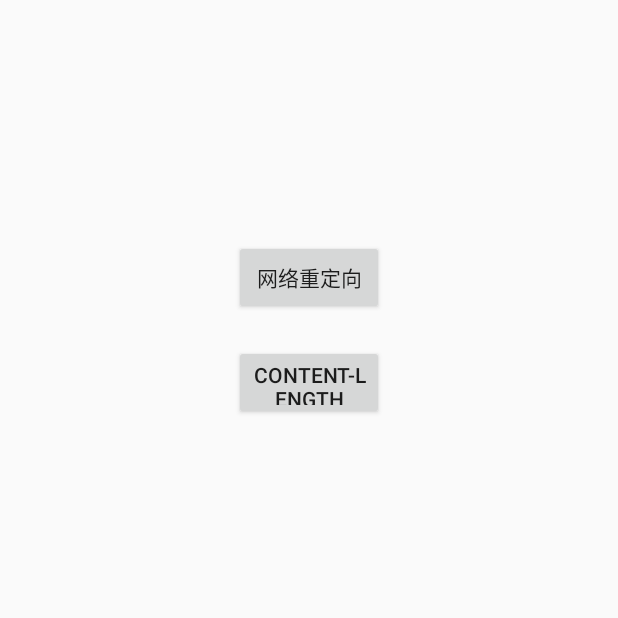
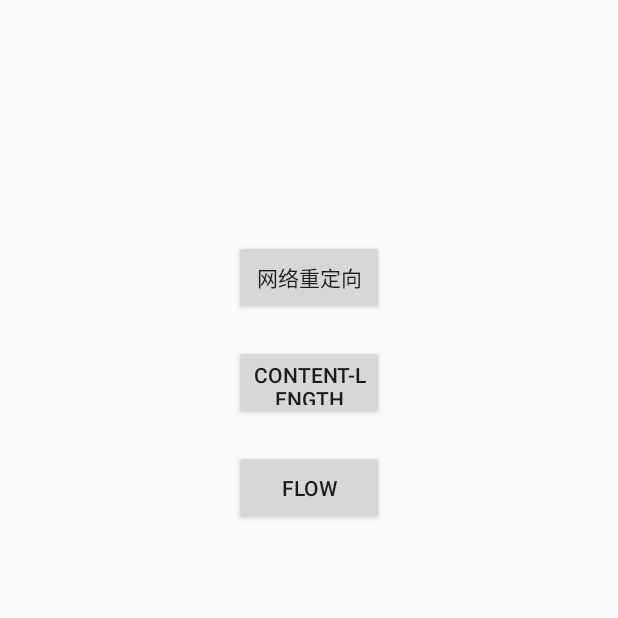
Before and after one commit to wgllss/MyKotlin, an Android app: the TestNetActivity screen opened directly, with no data from a screen before it, on a phone screen of 412 x 824 dp, the top half of it. Run offline under Robolectric (Android 15) with nearby library versions, the phone set to English and light mode, and no system bars; our stand-ins replace Dagger/Hilt's generated code.

Commit message:
flow zip 动态多个

```diff
--- a/app/src/main/res/layout/activity_text_net.xml
+++ b/app/src/main/res/layout/activity_text_net.xml
@@ -20,4 +20,13 @@
         android:layout_marginTop="20dp"
         android:layout_gravity="center"
         android:text="content-length" />
+
+    <Button
+        android:id="@+id/flowON"
+        android:layout_width="@dimen/common_ui_size_100"
+        android:layout_height="@dimen/common_ui_size_50"
+        android:onClick="onClick3"
+        android:layout_marginTop="20dp"
+        android:layout_gravity="center"
+        android:text="flow" />
 </LinearLayout>
```
Also changed, not shown: app/src/main/java/com/example/myapplication/ui/main/activity/TestNetActivity.kt (+49 -1 lines).
